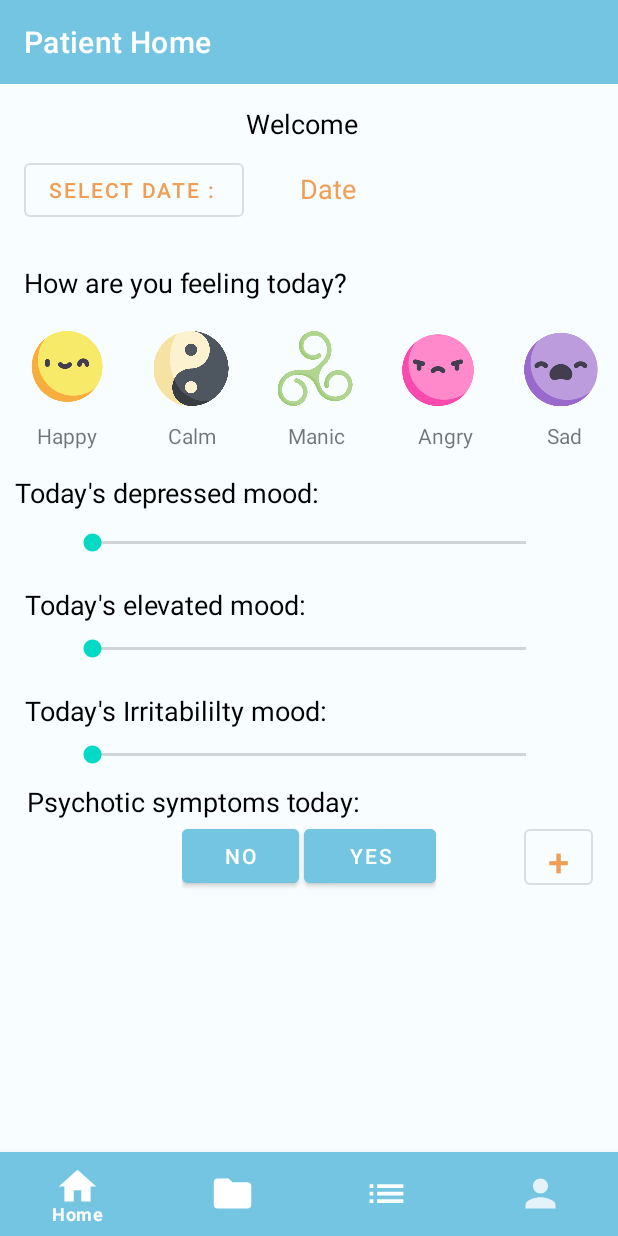
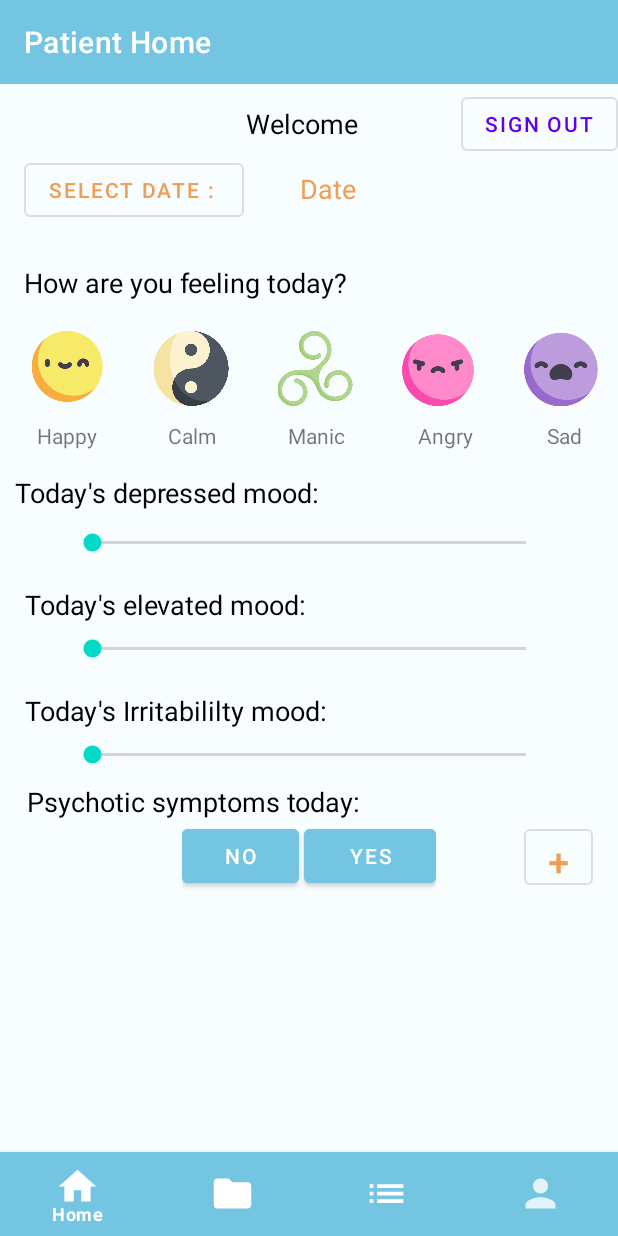
Before and after one commit to sawssen-gharbi/AndroidBackToLife, an Android app: the fragment ReportFragment placed in its activity, after a tap on an icon or button, on a phone screen of 412 x 824 dp. Run offline under Robolectric (Android 15) with nearby library versions, the phone set to English and light mode, and no system bars.

Commit message:
get report + login google

```diff
--- a/app/src/main/java/com/example/backtolife/API/UserApi.kt
+++ b/app/src/main/java/com/example/backtolife/API/UserApi.kt
@@ -1,26 +1,30 @@
 package com.example.backtolife.API
 
-import com.example.backtolife.models.LoginResponse
-import com.example.backtolife.models.ReportResponse
-import com.example.backtolife.models.SignupResponse
+import com.example.backtolife.LoginGoogleResponse
+import com.example.backtolife.models.*
 import retrofit2.Call
 import retrofit2.Retrofit
 import retrofit2.converter.gson.GsonConverterFactory
 import retrofit2.http.Body
+import retrofit2.http.GET
 import retrofit2.http.POST
+import retrofit2.http.Path
 
 interface UserApi {
 
     @POST("user/login")
     fun login(@Body map : HashMap<String, String> ): Call<LoginResponse>
+    @POST("user/loginGoogle")
+    fun loginGoogle(@Body map : HashMap<String, String> ): Call<LoginGoogleResponse>
     @POST("user/signup")
     fun signup(@Body map : HashMap<String, String> ): Call<SignupResponse>
     @POST("report/addReport")
     fun addReport(@Body map : HashMap<String, String> ): Call<ReportResponse>
-
+    @GET("report/getReport/{id}")
+    fun getReport(@Path("id") id: String?) : Call<List<Report>>
 
     companion object {
-        var BASE_URL = "http://192.168.1.116:7001/"
+        var BASE_URL = "http://192.168.100.233:7001/"
         fun create() : UserApi {
             val retrofit = Retrofit.Builder()
                 .addConverterFactory(GsonConverterFactory.create())
--- a/app/src/main/java/com/example/backtolife/Adapter/MyReportAdapter.kt
+++ b/app/src/main/java/com/example/backtolife/Adapter/MyReportAdapter.kt
@@ -1,51 +1,53 @@
 package com.example.backtolife.Adapter
 
+import android.text.format.DateUtils
 import android.view.LayoutInflater
 import android.view.View
 import android.view.ViewGroup
+import android.view.Window
+import android.widget.ImageView
+import android.widget.LinearLayout
 import android.widget.TextView
+import androidx.appcompat.app.AlertDialog
 import androidx.recyclerview.widget.RecyclerView
 import com.example.backtolife.R
+import com.example.backtolife.models.Report
 import com.example.backtolife.models.Reports
 import com.google.android.material.imageview.ShapeableImageView
 
-class MyReportAdapter(private val reportList : ArrayList<Reports>)  : RecyclerView.Adapter<MyReportAdapter.MyViewHolder>() {
+class MyReportAdapter(var reports: MutableList<Report>)  : RecyclerView.Adapter<MyReportAdapter.MyViewHolder>() {
+
 
     override fun onCreateViewHolder(parent: ViewGroup, viewType: Int): MyViewHolder {
-        val itemView = LayoutInflater.from(parent.context).inflate(
-            R.layout.list_item_report,
-            parent,false)
-        return MyViewHolder(itemView)
+        val view = LayoutInflater.from(parent.context).inflate(R.layout.list_item_report, parent,false)
+        return MyViewHolder(view)
     }
 
+
     override fun onBindViewHolder(holder: MyViewHolder, position: Int) {
-        val currentItem = reportList[position]
-        holder.titleImage.setImageResource(currentItem.titleImage)
-        holder.mood.text =currentItem.mood
-        holder.date.text = currentItem.date
-        holder.depressed.text = currentItem.depressedPourcentage
-        holder.elevated.text = currentItem.elevatedPourcentage
-        holder.irritability.text = currentItem.irritabilityPourcentage
-        holder.psychotic.text = currentItem.psychoticSymptoms
+        val dateReport = reports[position].date
+        holder.date.text = dateReport
 
+
+        }
+
+
+    override fun getItemCount(): Int {
+        return reports.size
     }
 
-    override fun getItemCount(): Int {
-        return reportList.size
 
-
-    }
 
     class MyViewHolder(itemView: View) : RecyclerView.ViewHolder(itemView)
     {
 
-        val titleImage : ShapeableImageView = itemView.findViewById(R.id.title_image_report)
         val date = itemView.findViewById<TextView>(R.id.dateReport)
-        val mood  = itemView.findViewById<TextView>(R.id.tvMoodReport)
-        val depressed = itemView.findViewById<TextView>(R.id.reportDepressed)
-        val elevated = itemView.findViewById<TextView>(R.id.reportElevated)
-        val irritability = itemView.findViewById<TextView>(R.id.reportIrritability)
-        val psychotic = itemView.findViewById<TextView>(R.id.reportPsychotic)
+
     }
 
+
+
+
+
+
 }
--- a/app/src/main/java/com/example/backtolife/SignUp.kt
+++ b/app/src/main/java/com/example/backtolife/SignUp.kt
@@ -47,6 +47,7 @@ class SignUp : AppCompatActivity() {
         setContentView(R.layout.activity_signup)
             val log=findViewById<Button>(R.id.textButtonLogin)
 
+
             email = findViewById(R.id.textInputLayoutEmail)
             fullname = findViewById(R.id.textInputLayoutFullName)
             role = findViewById(R.id.checkBoxDoctor)
@@ -90,6 +91,7 @@ class SignUp : AppCompatActivity() {
 
             val apiInterface = UserApi.create()
             val map: HashMap<String, String> = HashMap()
+
 
             map["fullName"] = fullname.editText?.text.toString()
             map["email"] = email.editText?.text.toString()
--- a/app/src/main/java/com/example/backtolife/fragments/HomeFragment.kt
+++ b/app/src/main/java/com/example/backtolife/fragments/HomeFragment.kt
@@ -2,21 +2,28 @@ package com.example.backtolife.fragments
 
 import android.app.DatePickerDialog
 import android.content.Context
+import android.content.Intent
 import android.content.SharedPreferences
 import android.os.Bundle
 import android.util.Log
 import android.view.LayoutInflater
 import android.view.View
 import android.view.ViewGroup
-import android.widget.*
+import android.widget.Button
+import android.widget.ImageView
+import android.widget.SeekBar
+import android.widget.TextView
 import androidx.appcompat.app.AppCompatActivity
 import androidx.fragment.app.Fragment
-import com.example.backtolife.*
 import com.example.backtolife.API.UserApi
+import com.example.backtolife.FULLNAME
+import com.example.backtolife.PREF_NAME
+import com.example.backtolife.R
+import com.example.backtolife.SplashScreen
 import com.example.backtolife.models.ReportResponse
-import com.google.android.material.datepicker.CalendarConstraints
-import com.google.android.material.datepicker.DateValidatorPointForward
-import com.google.android.material.datepicker.MaterialDatePicker
+import com.google.android.gms.auth.api.signin.GoogleSignIn
+import com.google.android.gms.auth.api.signin.GoogleSignInOptions
+import com.google.android.gms.tasks.Task
 import kotlinx.coroutines.CoroutineScope
 import kotlinx.coroutines.Dispatchers
 import kotlinx.coroutines.launch
@@ -24,9 +31,7 @@ import retrofit2.Call
 import retrofit2.Callback
 import retrofit2.Response
 import java.text.SimpleDateFormat
-import java.time.LocalDate
 import java.util.*
-import kotlin.math.min
 
 
 const val DATE = "DATE"
@@ -42,6 +47,7 @@ class HomeFragment : Fragment() {
 
     private lateinit var textSelectedDate: TextView
     private lateinit var btnAdd: Button
+    private lateinit var btnSignOut: Button
 
     private lateinit var imageHappy: ImageView
     private lateinit var imageCalm: ImageView
@@ -88,6 +94,7 @@ class HomeFragment : Fragment() {
         textViewName.text = textName
 
         btnAdd = view.findViewById(R.id.buttonAdd)
+
         mDatePickerBtn = view.findViewById(R.id.textButtonDate)
         textSelectedDate = view.findViewById(R.id.textViewSelectedDate)
 
@@ -113,24 +120,51 @@ class HomeFragment : Fragment() {
         btnPSNo = view.findViewById(R.id.btnPsychoticSymptomsNo)
         btnPSYes = view.findViewById(R.id.PsychoticSymptomsYes)
 
+        btnSignOut = view.findViewById(R.id.buttonSignOut)
 
+        //Google Sign In
 
-        val calender = Calendar.getInstance()
-
-        fun updateTable(c : Calendar){
-            val mf = "dd-MM-yyyy"
-            val sdf = SimpleDateFormat(mf,Locale.FRANCE)
-            textSelectedDate.setText(sdf.format(c.time))
+        val gso =
+            GoogleSignInOptions.Builder(GoogleSignInOptions.DEFAULT_SIGN_IN).requestEmail().build()
+        val gsc = GoogleSignIn.getClient(view.context, gso);
+        val acct = GoogleSignIn.getLastSignedInAccount(view.context)
+        if (acct != null) {
+            val fullName = acct.displayName
+            val email = acct.email
+            textViewName.text = fullName
 
         }
-        val datepicker = DatePickerDialog.OnDateSetListener{ view , year, month , day ->
-            calender.set(Calendar.YEAR,year)
-            calender.set(Calendar.MONTH,month)
-            calender.set(Calendar.DAY_OF_MONTH,day)
 
-            updateTable(calender)
+        fun signOut() {
+            gsc.signOut().addOnCompleteListener {
+                activity?.finish()
+                val intent = Intent(activity, SplashScreen::class.java)
+                startActivity(intent)
+            }
+        }
 
+        btnSignOut.setOnClickListener {
+            signOut()
         }
+
+    val calender = Calendar.getInstance()
+
+    fun updateTable(c: Calendar) {
+        val mf = "dd-MM-yyyy"
+        val sdf = SimpleDateFormat(mf, Locale.FRANCE)
+        textSelectedDate.setText(sdf.format(c.time))
+
+    }
+
+    val datepicker = DatePickerDialog.OnDateSetListener { view, year, month, day ->
+        calender.set(Calendar.YEAR, year)
+        calender.set(Calendar.MONTH, month)
+        calender.set(Calendar.DAY_OF_MONTH, day)
+
+        updateTable(calender)
+
+    }
+
 
 
 
--- a/app/src/main/java/com/example/backtolife/fragments/ReportFragment.kt
+++ b/app/src/main/java/com/example/backtolife/fragments/ReportFragment.kt
@@ -16,54 +16,70 @@ import androidx.recyclerview.widget.RecyclerView
 import com.example.backtolife.API.UserApi
 import com.example.backtolife.Adapter.MyReportAdapter
 import com.example.backtolife.FULLNAME
+import com.example.backtolife.ID
+import com.example.backtolife.PREF_NAME
 
 import com.example.backtolife.R
+import com.example.backtolife.models.Report
 import com.example.backtolife.models.Reports
+import retrofit2.Call
+import retrofit2.Callback
+import retrofit2.Response
 
-class ReportFragment : Fragment() {
+private lateinit var mSharedPref: SharedPreferences
+val apiInterface = UserApi.create()
 
-    private lateinit var adapter : MyReportAdapter
+class ReportFragment : Fragment(R.layout.fragment_report) {
+
     private lateinit var recyclerView: RecyclerView
-    private lateinit var reportArrayList : ArrayList<Reports>
-
-
-    lateinit var imageId : Array<Int>
-    lateinit var mood : Array<String>
-    lateinit var date : Array<String>
-    lateinit var depressedPourcentage: Array<String>
-    lateinit var elevatedPourcentage: Array<String>
-    lateinit var irritabilityPourcentage: Array<String>
-    lateinit var psychoticSymptoms: Array<String>
-    lateinit var reports : Array<String>
 
 
     override fun onCreateView(
         inflater: LayoutInflater, container: ViewGroup?,
         savedInstanceState: Bundle?
     ): View? {
-        // Inflate the layout for this fragment
 
-        return inflater.inflate(R.layout.fragment_report, container, false)
+        val rootview = inflater.inflate(R.layout.fragment_report, container, false)
 
-    }
+        mSharedPref = requireContext().getSharedPreferences(PREF_NAME, AppCompatActivity.MODE_PRIVATE);
 
-    override fun onViewCreated(view: View, savedInstanceState: Bundle?) {
-        (super.onViewCreated(view, savedInstanceState))
-        dataInitial()
-        val layoutManager = LinearLayoutManager(context)
 
-        recyclerView = view.findViewById(R.id.recycleViewReport)
-        recyclerView.layoutManager = layoutManager
-        recyclerView.setHasFixedSize(true)
-        adapter = MyReportAdapter(reportArrayList)
-        recyclerView.adapter = adapter
+        apiInterface.getReport(mSharedPref.getString(ID, "").toString()).enqueue(object : Callback<List<Report>> {
+                override fun onResponse(
+                    call: Call<List<Report>>, response:
+                    Response<List<Report>>
+                ) {
+
+                    if (response.isSuccessful) {
+                        recyclerView = rootview.findViewById(R.id.recycleViewReport)
+                        val adapter = MyReportAdapter(response.body()!! as MutableList<Report>)
+
+                        recyclerView.layoutManager = LinearLayoutManager(context, LinearLayoutManager.VERTICAL ,
+                            false)
+                        recyclerView.adapter = adapter
+
+                    }
+                }
 
 
 
-    }
+
+            override fun onFailure(call: Call<List<Report>>, t: Throwable) {
+                Log.e("gg","g")
+            }
+        })
 
 
-    private fun dataInitial(){
+        // Inflate the layout for this fragment
+
+        return rootview
+
+    }
+}
+
+
+
+   /* private fun dataInitial(){
         reportArrayList = arrayListOf<Reports>()
         imageId = arrayOf(
             R.drawable.angryy,
@@ -104,11 +120,4 @@ class ReportFragment : Fragment() {
                 elevatedPourcentage[i],irritabilityPourcentage[i],psychoticSymptoms[i])
 
             reportArrayList.add(reports)
-        }
-
-
-
-    }
-
-
-}
+        }*/
--- a/app/src/main/res/layout/fragment_home.xml
+++ b/app/src/main/res/layout/fragment_home.xml
@@ -336,6 +336,16 @@
                     app:layout_constraintStart_toEndOf="@+id/btnsPsychoticSymptoms"
                     app:layout_constraintTop_toTopOf="@+id/btnsPsychoticSymptoms" />
 
+                <Button
+                    android:id="@+id/buttonSignOut"
+                    style="@style/Widget.MaterialComponents.Button.OutlinedButton"
+                    android:layout_width="wrap_content"
+                    android:layout_height="wrap_content"
+                    android:text="Sign Out"
+                    app:layout_constraintBottom_toBottomOf="@+id/radioGroupNameWelc"
+                    app:layout_constraintEnd_toEndOf="parent"
+                    app:layout_constraintTop_toTopOf="@+id/radioGroupNameWelc" />
+
             </androidx.constraintlayout.widget.ConstraintLayout>
 
         </FrameLayout>
```
Also changed, not shown: app/build.gradle (+5 -2 lines), app/src/main/java/com/example/backtolife/Login.kt (+121 -13 lines), app/src/main/java/com/example/backtolife/LoginGoogleResponse.kt (added, +8 -0 lines), app/src/main/java/com/example/backtolife/UserGoogle.kt (added, +10 -0 lines), build.gradle (+12 -0 lines).
